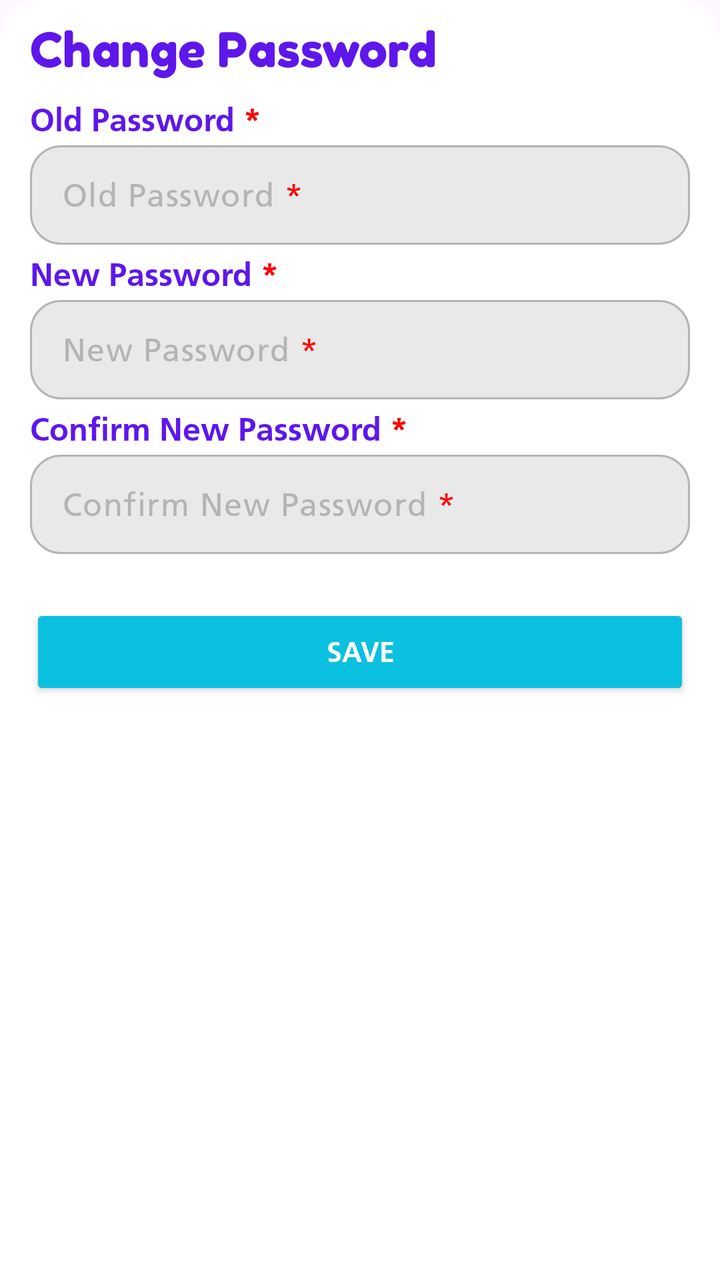
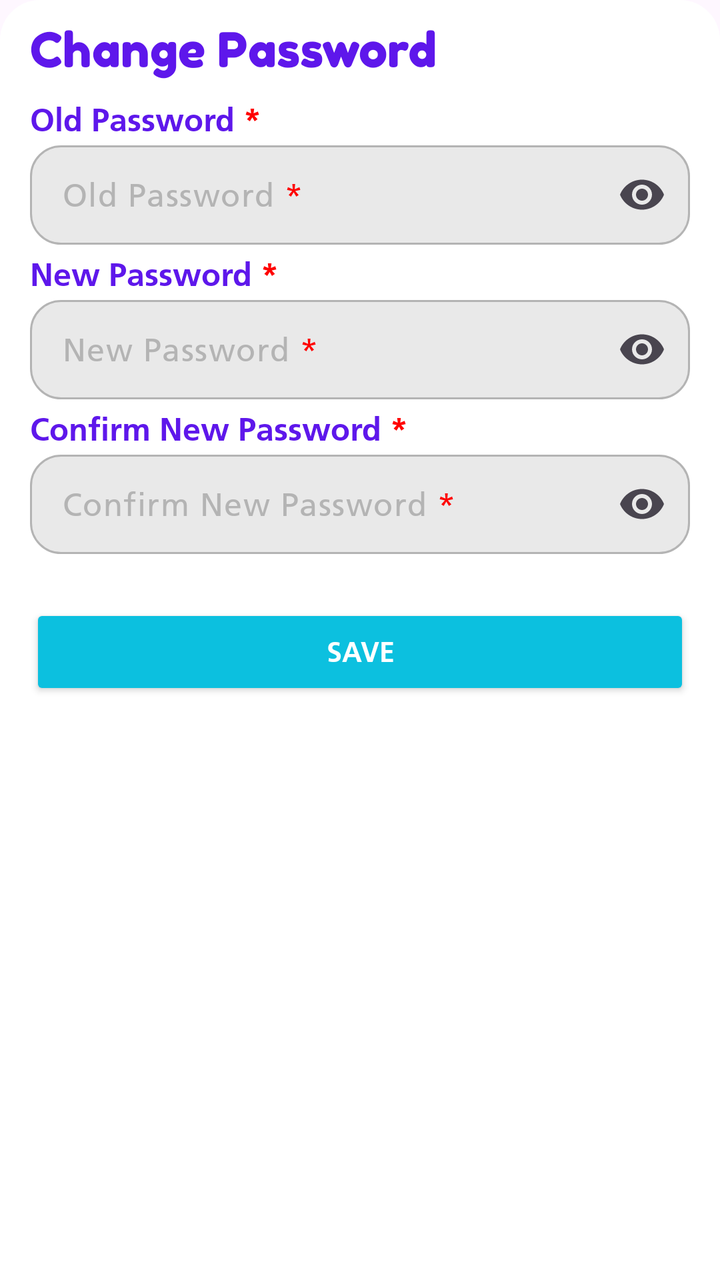

The first picture is an Android layout as it rendered before a commit; the second is the same layout after the commit. The layout source and the unified diff follow.
<!-- AndroidManifest.xml: application theme Theme.TahanApp -->
<!-- res/layout/fragment_change_password.xml -->
<?xml version="1.0" encoding="utf-8"?>
<androidx.core.widget.NestedScrollView xmlns:android="http://schemas.android.com/apk/res/android"
    xmlns:app="http://schemas.android.com/apk/res-auto"
    xmlns:tools="http://schemas.android.com/tools"
    android:id="@+id/changePasswordForm"
    android:layout_width="match_parent"
    android:layout_height="wrap_content"
    android:background="@drawable/layout_bg_toponly"
    android:fillViewport="true"
    android:orientation="vertical"
    android:paddingHorizontal="15dp">

    <LinearLayout
        android:layout_width="match_parent"
        android:layout_height="wrap_content"
        android:orientation="vertical">

        <LinearLayout
            android:layout_width="match_parent"
            android:layout_height="wrap_content"
            android:layout_gravity="center_vertical"
            android:orientation="horizontal">

            <TextView
                android:layout_width="0dp"
                android:layout_marginTop="10dp"
                android:layout_height="wrap_content"
                android:layout_weight="1"
                android:ellipsize="none"
                android:fontFamily="@font/fredoka"
                android:lines="1"
                android:text="@string/edit_password"
                android:textColor="@color/element_font"
                android:textSize="24sp" />

            <Button
                android:id="@+id/closeBtn"
                android:layout_marginTop="10dp"
                style="?attr/buttonBarButtonStyle"
                android:layout_width="30dp"
                android:layout_height="30dp"
                app:icon="@drawable/outline_close_30"
                app:iconGravity="textStart"
                app:iconPadding="0dp"
                app:iconSize="24sp"
                app:iconTint="@color/darkgray" />
        </LinearLayout>

        <LinearLayout
            android:layout_width="match_parent"
            android:layout_height="wrap_content"
            android:layout_marginTop="10dp"
            android:orientation="vertical">

            <TextView
                android:layout_width="wrap_content"
                android:layout_height="wrap_content"
                android:fontFamily="@font/frutiger_bold"
                android:text="@string/change_password_old"
                android:textColor="@color/element_font"
                android:textSize="16sp" />

            <com.google.android.material.textfield.TextInputLayout
                android:id="@+id/oldPasswordInput"
                android:layout_width="match_parent"
                android:layout_height="wrap_content"
                android:layout_marginTop="3dp"
                app:hintEnabled="false">

                <com.google.android.material.textfield.TextInputEditText
                    android:layout_width="match_parent"
                    android:layout_height="wrap_content"
                    android:layout_marginBottom="5dp"
                    android:background="@drawable/layout_textfield_profile"
                    android:fontFamily="@font/frutiger"
                    android:hint="@string/change_password_old"
                    android:inputType="textPassword"
                    android:paddingVertical="15sp"
                    android:textColor="@color/black"
                    android:textColorHint="@color/hint_gray" />
            </com.google.android.material.textfield.TextInputLayout>

            <TextView
                android:layout_width="wrap_content"
                android:layout_height="wrap_content"
                android:fontFamily="@font/frutiger_bold"
                android:text="@string/change_password_new"
                android:textColor="@color/element_font"
                android:textSize="16sp" />

            <com.google.android.material.textfield.TextInputLayout
                android:id="@+id/newPasswordInput"
                android:layout_width="match_parent"
                android:layout_height="wrap_content"
                android:layout_marginTop="3dp"
                app:hintEnabled="false">

                <com.google.android.material.textfield.TextInputEditText
                    android:layout_width="match_parent"
                    android:layout_height="wrap_content"
                    android:layout_marginBottom="5dp"
                    android:background="@drawable/layout_textfield_profile"
                    android:fontFamily="@font/frutiger"
                    android:hint="@string/change_password_new"
                    android:inputType="textPassword"
                    android:paddingVertical="15sp"
                    android:textColor="@color/black"
                    android:textColorHint="@color/hint_gray" />
            </com.google.android.material.textfield.TextInputLayout>

            <TextView
                android:layout_width="wrap_content"
                android:layout_height="wrap_content"
                android:fontFamily="@font/frutiger_bold"
                android:text="@string/change_password_new_confirm"
                android:textColor="@color/element_font"
                android:textSize="16sp" />

            <com.google.android.material.textfield.TextInputLayout
                android:id="@+id/confirmNewPasswordInput"
                android:layout_width="match_parent"
                android:layout_height="wrap_content"
                android:layout_marginTop="3dp"
                app:hintEnabled="false">

                <com.google.android.material.textfield.TextInputEditText
                    android:layout_width="match_parent"
                    android:layout_height="wrap_content"
                    android:layout_marginBottom="5dp"
                    android:background="@drawable/layout_textfield_profile"
                    android:fontFamily="@font/frutiger"
                    android:hint="@string/change_password_new_confirm"
                    android:inputType="textPassword"
                    android:paddingVertical="15sp"
                    android:textColor="@color/black"
                    android:textColorHint="@color/hint_gray" />
            </com.google.android.material.textfield.TextInputLayout>

            <Button
                android:id="@+id/saveBtn"
                android:layout_width="match_parent"
                android:layout_height="wrap_content"
                android:layout_marginTop="20dp"
                android:layout_marginBottom="30dp"
                android:backgroundTint="@color/btn_tint"
                android:fontFamily="@font/frutiger_bold"
                android:text="@string/btn_save"
                android:textColor="@color/white" />
        </LinearLayout>
    </LinearLayout>
</androidx.core.widget.NestedScrollView>
<!-- resources referenced by this layout -->
<resources>
  <color name="black">#FF000000</color>
  <color name="btn_tint">#FF0CC0DF</color>
  <color name="darkgray">#FF5F5F5F</color>
  <color name="element_font">#FF5E17EB</color>
  <color name="hint_gray">#FFB4B4B4</color>
  <color name="white">#FFFFFFFF</color>
  <!-- drawable layout_bg_toponly (drawable-xxhdpi) -->
  <?xml version="1.0" encoding="UTF-8"?>
  <shape xmlns:android="http://schemas.android.com/apk/res/android">
      <solid android:color="#FFFFFF"/>
      <corners android:topLeftRadius="20dp" android:topRightRadius="20dp"
          android:bottomLeftRadius="1px" android:bottomRightRadius="1px" />
      <padding android:left="0dp" android:top="0dp" android:right="0dp" android:bottom="0dp" />
  </shape>
  <!-- drawable layout_textfield_profile (drawable-xxhdpi) -->
  <?xml version="1.0" encoding="UTF-8"?>
  <shape xmlns:android="http://schemas.android.com/apk/res/android">
      <solid android:color="#E9E9E9"/>
      <stroke android:color="#B4B4B4" android:width="1dp" />
      <corners android:radius="15dp"/>
      <padding android:left="0dp" android:top="0dp" android:right="0dp" android:bottom="0dp" />
  </shape>
  <!-- drawable outline_close_30 (drawable) -->
  <vector xmlns:android="http://schemas.android.com/apk/res/android" android:height="30dp" android:tint="#5D5D5D" android:viewportHeight="960" android:viewportWidth="960" android:width="30dp">
        
      <path android:fillColor="@android:color/white" android:pathData="M256,760L200,704L424,480L200,256L256,200L480,424L704,200L760,256L536,480L760,704L704,760L480,536L256,760Z"/>
      
  </vector>
  <string name="btn_save">Save</string>
  <string name="change_password_new">New Password <font color="#FF0000">*</font></string>
  <string name="change_password_new_confirm">Confirm New Password <font color="#FF0000">*</font></string>
  <string name="change_password_old">Old Password <font color="#FF0000">*</font></string>
  <string name="edit_password">Change Password</string>
  <style name="Theme.TahanApp" parent="Base.Theme.TahanApp" />
  <style name="Base.Theme.TahanApp" parent="Theme.Material3.DayNight.NoActionBar">
          
          
          <item name="android:textViewStyle">@style/DefaultTextViewStyle</item>
      </style>
  <style name="DefaultTextViewStyle" parent="Widget.MaterialComponents.TextView">
          <item name="android:lineSpacingMultiplier">1.15</item>
          <item name="android:textColor">@color/darkgray</item>
          <item name="android:fontFamily">@font/frutiger</item>
      </style>
</resources>

<!-- the commit's change to res/layout/fragment_change_password.xml (unified diff, before → after) -->
@@ -65,6 +65,7 @@
                 android:layout_width="match_parent"
                 android:layout_height="wrap_content"
                 android:layout_marginTop="3dp"
+                app:endIconMode="password_toggle"
                 app:hintEnabled="false">
 
                 <com.google.android.material.textfield.TextInputEditText
@@ -93,6 +94,7 @@
                 android:layout_width="match_parent"
                 android:layout_height="wrap_content"
                 android:layout_marginTop="3dp"
+                app:endIconMode="password_toggle"
                 app:hintEnabled="false">
 
                 <com.google.android.material.textfield.TextInputEditText
@@ -121,6 +123,7 @@
                 android:layout_width="match_parent"
                 android:layout_height="wrap_content"
                 android:layout_marginTop="3dp"
+                app:endIconMode="password_toggle"
                 app:hintEnabled="false">
 
                 <com.google.android.material.textfield.TextInputEditText
